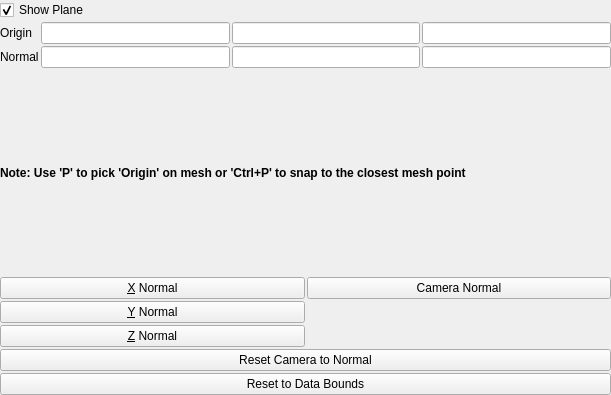
Old version of the form Qt/ApplicationComponents/Resources/UI/pqImplicitPlanePropertyWidget.ui in the repository Kitware/ParaView.
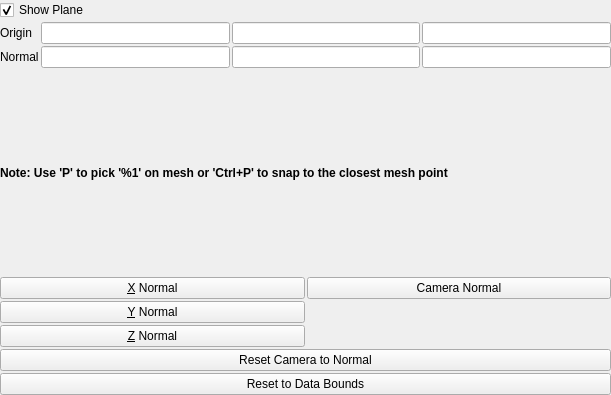
New version of the form. Custom widgets are drawn as their Qt base class.

What changed in the file:
```diff
--- a/Qt/ApplicationComponents/Resources/UI/pqImplicitPlanePropertyWidget.ui
+++ b/Qt/ApplicationComponents/Resources/UI/pqImplicitPlanePropertyWidget.ui
@@ -84,7 +84,7 @@
       </font>
      </property>
      <property name="text">
-      <string>Note: Use 'P' to pick 'Origin' on mesh or 'Ctrl+P' to snap to the closest mesh point</string>
+      <string>Note: Use 'P' to pick '%1' on mesh or 'Ctrl+P' to snap to the closest mesh point</string>
      </property>
      <property name="wordWrap">
       <bool>true</bool>
```
